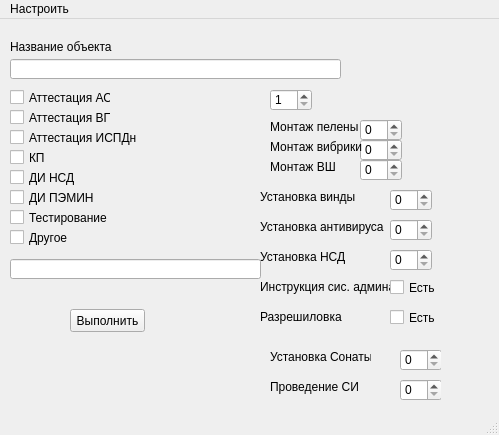
Before: the Qt Designer form ui files/main_window.ui in xKubik22/bleessrng-rabotai, drawn with Qt 5.
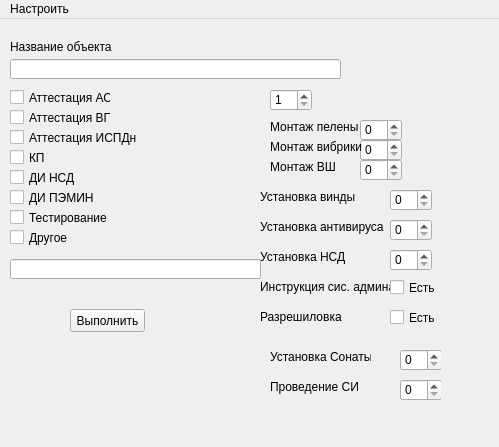
After: the same form once the commit is applied.

```diff
--- a/ui files/main_window.ui
+++ b/ui files/main_window.ui
@@ -7,7 +7,7 @@
     <x>0</x>
     <y>0</y>
     <width>499</width>
-    <height>435</height>
+    <height>447</height>
    </rect>
   </property>
   <property name="windowTitle">
@@ -509,6 +509,19 @@
      <string>Выполнить</string>
     </property>
    </widget>
+   <widget class="QLabel" name="statusbar">
+    <property name="geometry">
+     <rect>
+      <x>10</x>
+      <y>400</y>
+      <width>271</width>
+      <height>16</height>
+     </rect>
+    </property>
+    <property name="text">
+     <string/>
+    </property>
+   </widget>
   </widget>
   <widget class="QMenuBar" name="menubar">
    <property name="geometry">
@@ -527,8 +540,7 @@
    </widget>
    <addaction name="menu"/>
   </widget>
-  <widget class="QStatusBar" name="statusbar"/>
-  <action name="action">
+  <action name="file_path_button">
    <property name="text">
     <string>Путь до отчета</string>
    </property>
```
Left out of the diff: 4 changed lines with no effect on the pictures.
